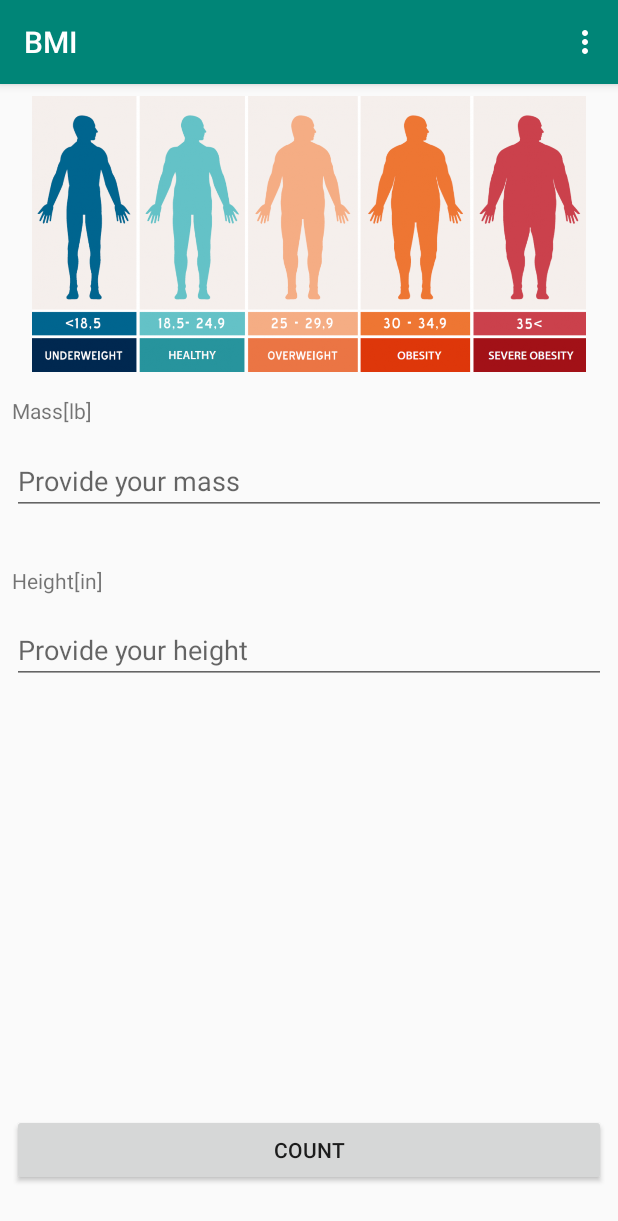
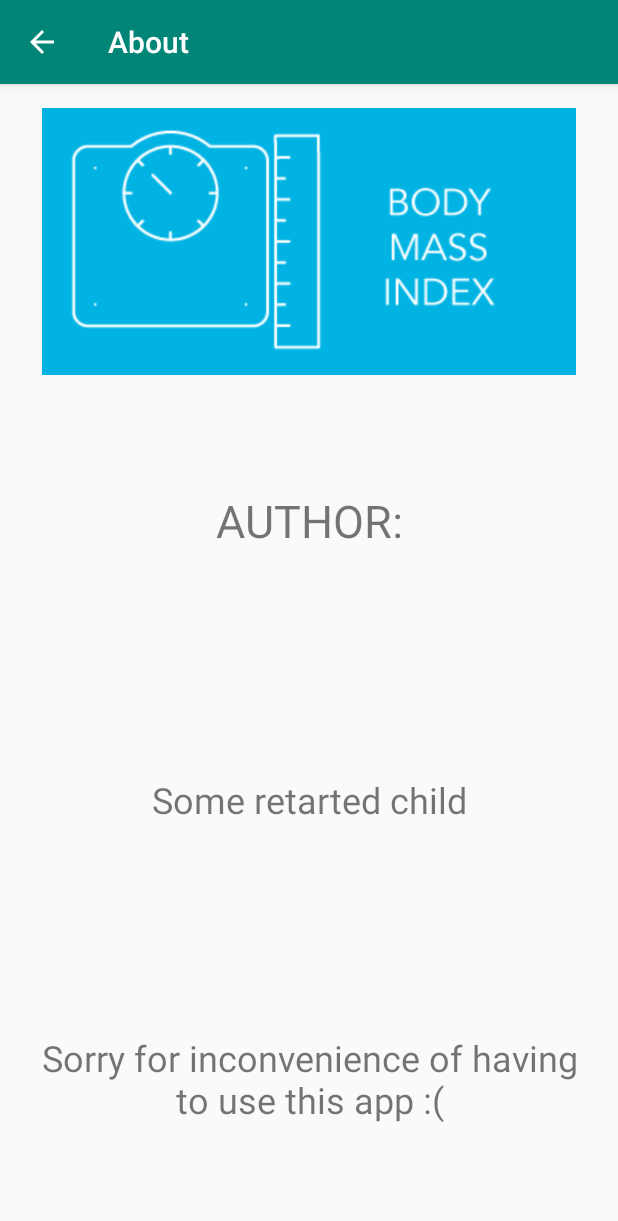
Before and after one commit to FigBar/SWiM, an Android app: the screen it shows after launch (MainActivity before the commit, AboutActivity after it), in the options menu, after a tap on "About", on a phone screen of 412 x 824 dp. Shown: the top 1221 px of the screen. Run offline under Robolectric (Android 15) with nearby library versions, the phone set to English and light mode, and no system bars.

Commit message:
feat(assignment-phase-two): Add AboutActivity and fix up navigation issue

```diff
--- /dev/null
+++ b/BMI/app/src/main/java/com/example/bmi/AboutActivity.kt
@@ -0,0 +1,12 @@
+package com.example.bmi
+
+import androidx.appcompat.app.AppCompatActivity
+import android.os.Bundle
+
+class AboutActivity : AppCompatActivity() {
+
+    override fun onCreate(savedInstanceState: Bundle?) {
+        super.onCreate(savedInstanceState)
+        setContentView(R.layout.activity_about)
+    }
+}
--- /dev/null
+++ b/BMI/app/src/main/res/layout/activity_about.xml
@@ -0,0 +1,71 @@
+<?xml version="1.0" encoding="utf-8"?>
+<androidx.constraintlayout.widget.ConstraintLayout xmlns:android="http://schemas.android.com/apk/res/android"
+    xmlns:app="http://schemas.android.com/apk/res-auto"
+    xmlns:tools="http://schemas.android.com/tools"
+    android:layout_width="match_parent"
+    android:layout_height="match_parent"
+    tools:context=".AboutActivity">
+
+    <LinearLayout
+        android:layout_width="0dp"
+        android:layout_height="0dp"
+        android:layout_marginStart="8dp"
+        android:layout_marginTop="8dp"
+        android:layout_marginEnd="8dp"
+        android:layout_marginBottom="8dp"
+        android:orientation="vertical"
+        app:layout_constraintBottom_toBottomOf="parent"
+        app:layout_constraintEnd_toEndOf="parent"
+        app:layout_constraintHorizontal_bias="0.0"
+        app:layout_constraintStart_toStartOf="parent"
+        app:layout_constraintTop_toTopOf="parent"
+        app:layout_constraintVertical_bias="0.0">
+
+        <ImageView
+            android:id="@+id/about_image_view"
+            android:layout_width="match_parent"
+            android:layout_height="0dp"
+            android:layout_weight="1"
+            android:layout_marginTop="8dp"
+            android:layout_marginStart="8dp"
+            android:layout_marginEnd="8dp"
+            app:srcCompat="@drawable/bmi_icon" />
+
+        <TextView
+            android:id="@+id/textView"
+            android:layout_width="match_parent"
+            android:layout_height="0dp"
+            android:layout_weight="1"
+            android:gravity="center"
+            android:layout_marginTop="8dp"
+            android:layout_marginStart="8dp"
+            android:layout_marginEnd="8dp"
+            android:textSize="30sp"
+            android:text="AUTHOR:" />
+
+        <TextView
+            android:id="@+id/textView2"
+            android:layout_width="match_parent"
+            android:layout_height="0dp"
+            android:layout_weight="1"
+            android:gravity="center"
+            android:layout_marginTop="8dp"
+            android:layout_marginStart="8dp"
+            android:layout_marginEnd="8dp"
+            android:textSize="24sp"
+            android:text="Some retarted child" />
+
+        <TextView
+            android:id="@+id/textView3"
+            android:layout_width="match_parent"
+            android:layout_height="0dp"
+            android:layout_weight="1"
+            android:gravity="center"
+            android:layout_marginTop="8dp"
+            android:layout_marginBottom="8dp"
+            android:layout_marginStart="8dp"
+            android:layout_marginEnd="8dp"
+            android:textSize="24sp"
+            android:text="Sorry for inconvenience of having to use this app :(" />
+    </LinearLayout>
+</androidx.constraintlayout.widget.ConstraintLayout>
--- a/BMI/app/src/main/res/layout/activity_detail_bmi.xml
+++ b/BMI/app/src/main/res/layout/activity_detail_bmi.xml
@@ -83,7 +83,6 @@
             android:id="@+id/description_text_view"
             android:layout_width="match_parent"
             android:layout_height="match_parent"
-
             android:layout_alignParentStart="true"
             android:layout_alignParentEnd="true"
             android:layout_alignParentBottom="true"
--- a/BMI/app/src/main/res/layout/activity_main.xml
+++ b/BMI/app/src/main/res/layout/activity_main.xml
@@ -177,8 +177,8 @@
 
             <ImageButton
                 android:id="@+id/imageButton"
-                android:layout_width="64dp"
-                android:layout_height="64dp"
+                android:layout_width="wrap_content"
+                android:layout_height="wrap_content"
                 android:layout_marginStart="8dp"
                 android:layout_marginTop="8dp"
                 android:layout_marginEnd="8dp"
@@ -186,8 +186,7 @@
                 android:onClick="goToInfoActivity"
                 app:layout_constraintBottom_toBottomOf="parent"
                 app:layout_constraintEnd_toEndOf="parent"
-                app:layout_constraintHorizontal_bias="0.95"
-                app:layout_constraintStart_toStartOf="parent"
+                app:layout_constraintStart_toEndOf="@+id/resultTV"
                 app:layout_constraintTop_toTopOf="parent"
                 app:srcCompat="@android:drawable/ic_menu_info_details" />
         </androidx.constraintlayout.widget.ConstraintLayout>
--- a/BMI/app/src/main/res/values/colors.xml
+++ b/BMI/app/src/main/res/values/colors.xml
@@ -8,5 +8,6 @@
     <color name="pompeianRose">#B80000</color>
     <color name="lapisLazuli">#26619C</color>
     <color name="verdigris">#00A693</color>
+    <color name="shadedWhite">#fcfbf8</color>
 
 </resources>
--- a/BMI/app/src/main/res/values/strings.xml
+++ b/BMI/app/src/main/res/values/strings.xml
@@ -11,4 +11,5 @@
     <string name="lb_label">Mass[lb]</string>
     <string name="in_label">Height[in]</string>
     <string name="your_bmi_detail">Your BMI Detail:</string>
+    <string name="about_activity_label">About</string>
 </resources>
```
Also changed, not shown: BMI/app/src/main/AndroidManifest.xml (+11 -4 lines), BMI/app/src/main/java/com/example/bmi/MainActivity.kt (+37 -26 lines).
